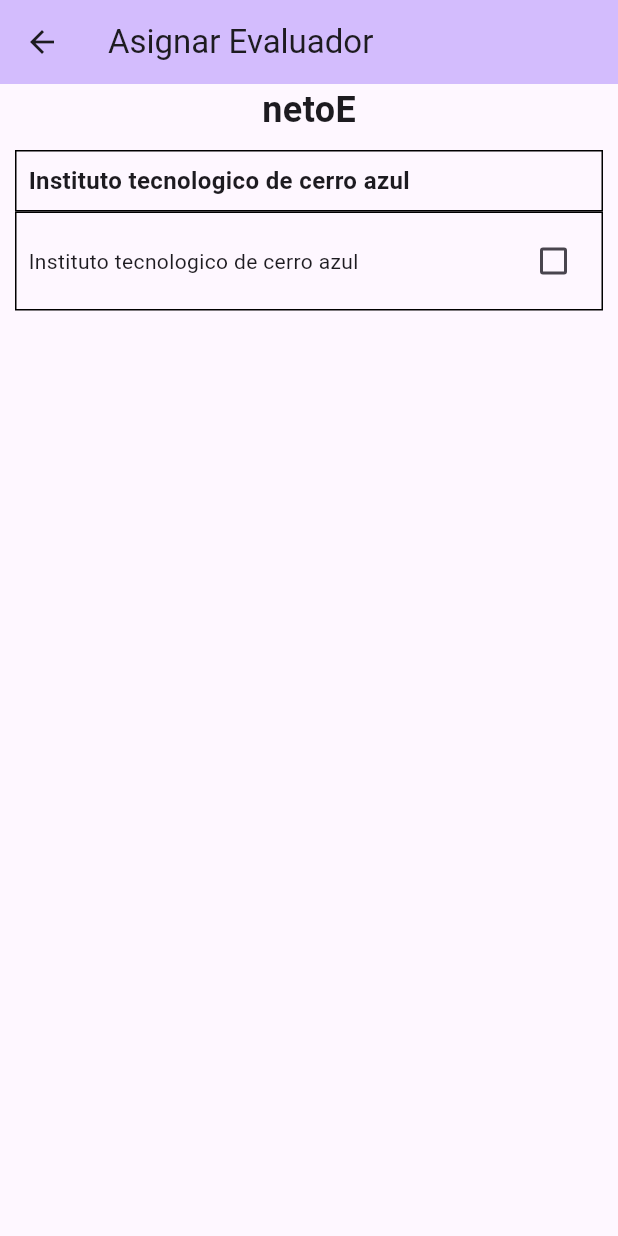
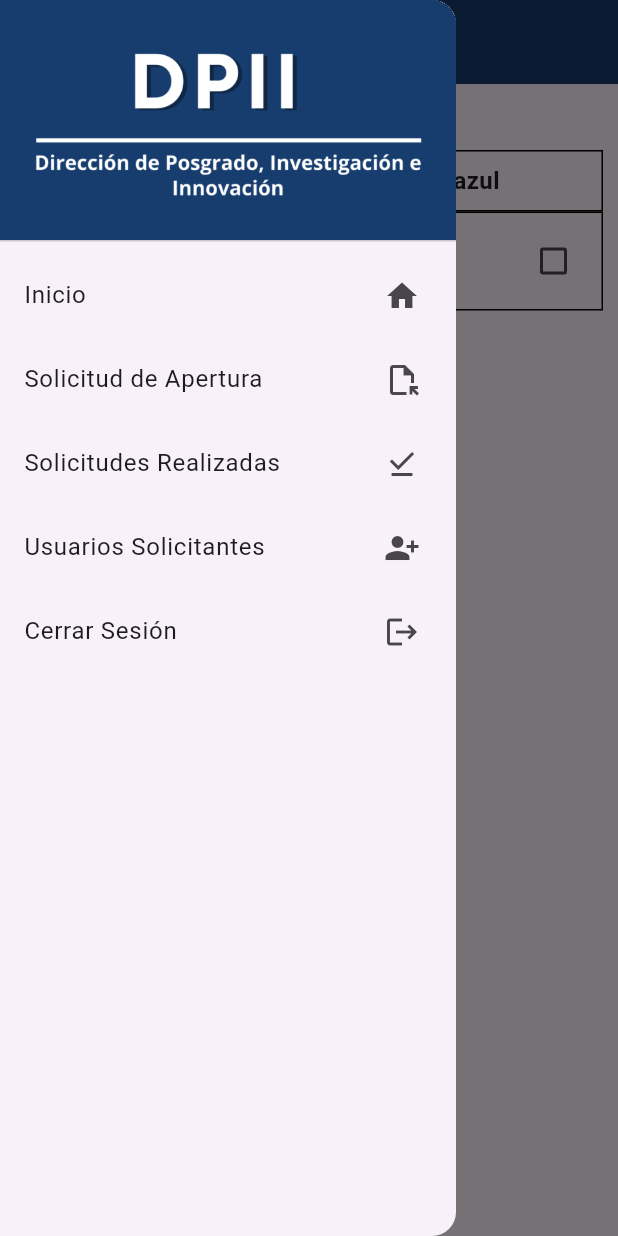
Before and after one commit to GabePay/app-dpii, a Flutter app: the AsignacionEvaluador screen opened by its route, with the side drawer open (before the commit the screen has no drawer), on a phone screen of 412 x 824 dp. Run offline on Flutter 3.47's test engine with Material 3 defaults, Android fonts, the phone set to English and light mode, and no system bars; missing offline and left inert: dart:js, dart:js_interop.

Commit message:
Mini Update

```diff
--- a/lib/components/DrawerApp.dart
+++ b/lib/components/DrawerApp.dart
@@ -5,9 +5,9 @@ import 'package:app_dpii/utils/images.dart' as images;
 
 import '../main.dart';
 class DrawerApp extends StatelessWidget{
-  late final MyAppState appState;
+  late MyAppState? appState;
 
-  DrawerApp({required this.appState});
+  DrawerApp({this.appState});
 
   @override
   Widget build(BuildContext context){
@@ -30,7 +30,11 @@ class DrawerApp extends StatelessWidget{
           ListTile(
             title: Text("Inicio"),
             trailing: Icon(Icons.home),
-            //onTap: ,
+            onTap: () {
+              if (appState != null) {
+                appState!.changePageHome(context);
+              }
+            },
           ),
           ListTile(
             title: Text("Solicitud de Apertura"),
--- a/lib/components/EvaluadoresBody.dart
+++ b/lib/components/EvaluadoresBody.dart
@@ -29,14 +29,14 @@ class EvaluadoresBody extends StatelessWidget {
                 fontWeight: FontWeight.bold,
               ),
             ),
-            TextInputWidget(icon: Icon(Icons.face),hintText: "Texto de Ejemplo",),//Aqui se muestra el uso del Input
-            TextAreaWidget(),
+            /*TextInputWidget(icon: Icon(Icons.face),hintText: "Texto de Ejemplo",),//Aqui se muestra el uso del Input
+            TextAreaWidget(),*/
             Expanded(
               child: ListView.builder(
                 itemCount: evaluadores.length,
                 itemBuilder: (BuildContext context, int index) {
                   return CardWithButton(
-                    onPageChange: appState.changePageAevaluador,
+                    onPageChange: appState.changePageArchivosSolicitud,
                     buttonColor: buttonColor,
                     name: evaluadores[index],
                   );
--- a/lib/main.dart
+++ b/lib/main.dart
@@ -23,7 +23,7 @@ class MyApp extends StatelessWidget {
     return ChangeNotifierProvider(
       create: (context) => MyAppState(),
       child: MaterialApp(
-        title: '| Practica 1 |',
+        title: 'DPII',
         theme: ThemeData(
           colorScheme: ColorScheme.fromSeed(seedColor: Colors.deepPurple),
 
@@ -181,15 +181,17 @@ class AsignacionEvaluador extends StatefulWidget {
 }
 
 class _AsignacionEvaluadorState extends State<AsignacionEvaluador> {
+  bool isChecked = false; // Declarar la variable de estado fuera del método build
+
   @override
   Widget build(BuildContext context) {
-    bool isChecked = false; // Variable para rastrear si la casilla de verificación está marcada
-
     return Scaffold(
       appBar: AppBar(
-        backgroundColor: Theme.of(context).colorScheme.inversePrimary,
+        backgroundColor: Color(0xff173D6E),
         title: Text("Asignar Evaluador"),
+        foregroundColor: Colors.white,
       ),
+      drawer: DrawerApp(),
       body: Center(
         child: Column(
           mainAxisAlignment: MainAxisAlignment.start,
@@ -203,8 +205,8 @@ class _AsignacionEvaluadorState extends State<AsignacionEvaluador> {
             ),
             Container(
               width: double.infinity, // Hace que el Container ocupe todo el ancho de la pantalla
-              padding: const EdgeInsets.all(8.0), // Spacious intern optional
-              margin: const EdgeInsets.fromLTRB(10.0,10.0,10.0,0),
+              padding: const EdgeInsets.all(8.0), // Espaciado interno opcional
+              margin: const EdgeInsets.fromLTRB(10.0, 10.0, 10.0, 0),
               decoration: BoxDecoration(
                 border: Border.all(
                   color: Colors.black, // Color del borde
@@ -212,23 +214,24 @@ class _AsignacionEvaluadorState extends State<AsignacionEvaluador> {
                 ),
               ),
               child: const Row(
-                mainAxisAlignment: MainAxisAlignment.spaceBetween, // Alineación opcional
+                mainAxisAlignment: MainAxisAlignment.center, // Alineación opcional
+                crossAxisAlignment: CrossAxisAlignment.center,
                 children: <Widget>[
                   Text(
-                      "Instituto tecnologico de cerro azul",
-                      style: TextStyle(
-                        fontSize: 16,
-                        fontWeight: FontWeight.w700,
-                      ),
+                    "Instituto tecnologico de cerro azul",
+                    textAlign: TextAlign.center,
+                    style: TextStyle(
+                      fontSize: 16,
+                      fontWeight: FontWeight.w700,
+                    ),
                   ),
-
                 ],
               ),
             ),
             Container(
               width: double.infinity, // Hace que el Container ocupe todo el ancho de la pantalla
-              padding: const EdgeInsets.all(8.0), // Spacious intern optional
-              margin: const EdgeInsets.fromLTRB(10.0,0, 10.0,0),
+              padding: const EdgeInsets.all(8.0), // Espaciado interno opcional
+              margin: const EdgeInsets.fromLTRB(10.0, 0, 10.0, 0),
               decoration: BoxDecoration(
                 border: Border.all(
                   color: Colors.black, // Color del borde
@@ -242,18 +245,17 @@ class _AsignacionEvaluadorState extends State<AsignacionEvaluador> {
                     "Instituto tecnologico de cerro azul",
                     style: TextStyle(
                       fontSize: 14,
-                      //fontWeight: FontWeight.w700,
+                      // fontWeight: FontWeight.w700,
                     ),
                   ),
                   Checkbox(
                     value: isChecked,
                     onChanged: (bool? value) {
                       setState(() {
-                        isChecked = !isChecked; // Actualiza el estado del Checkbox
+                        isChecked = value ?? false;
                       });
                     },
-                  )
-
+                  ),
                 ],
               ),
             ),
@@ -275,11 +277,15 @@ class ArchivosSolicitud extends StatefulWidget {
 class _ArchivosSolicitudState extends State<ArchivosSolicitud> {
   @override
   Widget build(BuildContext context) {
+    var appState = context.watch<MyAppState>();
+
     return Scaffold(
       appBar: AppBar(
-        backgroundColor: Theme.of(context).colorScheme.inversePrimary,
-        title: Text("Archivos Solicitu"),
+        backgroundColor: Color(0xff173D6E),
+        foregroundColor: Colors.white,
+        title: Text("Archivos Solicitud"),
       ),
+      drawer: DrawerApp(appState: appState,),
       body: SingleChildScrollView(
         child: Center(
           child: Column(
@@ -439,7 +445,7 @@ class _ArchivosSolicitudState extends State<ArchivosSolicitud> {
                 margin: const EdgeInsets.all(20),
               ),
               const Text(
-                'Medios de verificaci[on',
+                'Medios de verificación',
                 style: TextStyle(
                   fontSize: 24,
                   fontWeight: FontWeight.bold,
@@ -451,6 +457,7 @@ class _ArchivosSolicitudState extends State<ArchivosSolicitud> {
               ),
 
               Container(
+                height: MediaQuery.of(context).size.height*0.2,
                 width: double.infinity, // Hace que el Container ocupe todo el ancho de la pantalla
                 padding: const EdgeInsets.all(10.0), // Spacious intern optional
                 margin: const EdgeInsets.fromLTRB(10.0, 0, 10,0),
@@ -463,7 +470,9 @@ class _ArchivosSolicitudState extends State<ArchivosSolicitud> {
                 child: Row(
                   mainAxisAlignment: MainAxisAlignment.spaceBetween, // Alineación opcional
                   children: <Widget>[
-                    Text("Sistema Interno para el fortalecimiento de los Posgrados (SIFOR) "),
+                    Container(
+                      width: MediaQuery.of(context).size.width*0.6,
+                        child: Text("Sistema Interno para el fortalecimiento de los Posgrados (SIFOR) ",maxLines: 2,)),
                     ElevatedButton(
                       onPressed: () {
                         //appState.changePageAevaluador(context);
@@ -546,18 +555,15 @@ class _ArchivosSolicitudState extends State<ArchivosSolicitud> {
 }
 
 
-
-
-
-
-
-
-
-
 class MyAppState extends ChangeNotifier {
 
   void changePageAevaluador(BuildContext context) {
     Navigator.of(context).pushNamed('/asignar-evaluador');
   }
 
+  void changePageArchivosSolicitud(BuildContext context){
+    Navigator.of(context).pushNamed('/archivos-solicitud');
+  }void changePageHome(BuildContext context){
+    Navigator.of(context).pushNamed('/home');
+  }
 }
```
